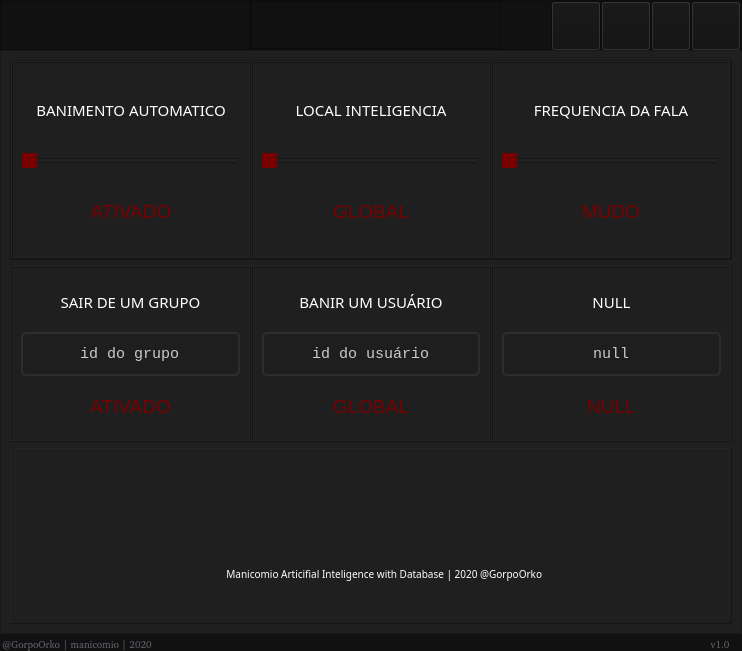
Before: the Qt Designer form mainwindow.ui in gorpoorko/Manicomio-Bot-GUI, drawn with Qt 5.
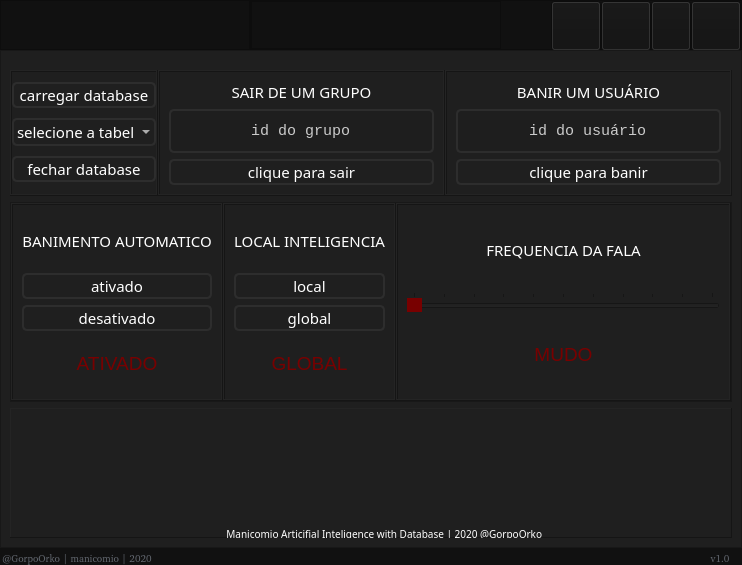
After: the same form once the commit is applied. The open tabs and pages were chosen to show the change. Icons and pictures are not drawn.

Commit message: CORREÇOES FEITAS: Removidas linhas que bugavam o ban no arquivo permanencia.py | Mensagem de aviso automatico de cadastro retirada markdown pois tava bugando, envio de arquivos via variavel "logs" | arrumado o arquivo sudos foi inserida a variavel fname para subir arquivos de backup corretamente para o dropbox | CODIGO FOI TODO REDUZIDO PARA PODER COMPORTAR UM BOM CARREGAMENTO DE TODOS PLUGINS

Diff of the .ui file:
```diff
--- a/mainwindow.ui
+++ b/mainwindow.ui
@@ -10,7 +10,7 @@
     <x>0</x>
     <y>0</y>
     <width>726</width>
-    <height>651</height>
+    <height>565</height>
    </rect>
   </property>
   <property name="windowTitle">
@@ -1701,6 +1701,309 @@
          </widget>
          <widget class="QWidget" name="pagina_configuracoes">
           <layout class="QVBoxLayout" name="verticalLayout_27">
+           <item>
+            <widget class="QFrame" name="frame_extras_configuracoes">
+             <property name="maximumSize">
+              <size>
+               <width>16777215</width>
+               <height>200</height>
+              </size>
+             </property>
+             <property name="frameShape">
+              <enum>QFrame::NoFrame</enum>
+             </property>
+             <property name="frameShadow">
+              <enum>QFrame::Raised</enum>
+             </property>
+             <layout class="QHBoxLayout" name="horizontalLayout_27">
+              <property name="spacing">
+               <number>0</number>
+              </property>
+              <property name="leftMargin">
+               <number>0</number>
+              </property>
+              <property name="topMargin">
+               <number>10</number>
+              </property>
+              <property name="rightMargin">
+               <number>0</number>
+              </property>
+              <property name="bottomMargin">
+               <number>0</number>
+              </property>
+              <item>
+               <widget class="QFrame" name="frame_frequencia_configuracoes">
+                <property name="frameShape">
+                 <enum>QFrame::Box</enum>
+                </property>
+                <property name="frameShadow">
+                 <enum>QFrame::Raised</enum>
+                </property>
+                <layout class="QVBoxLayout" name="verticalLayout_12">
+                 <property name="spacing">
+                  <number>0</number>
+                 </property>
+                 <property name="leftMargin">
+                  <number>0</number>
+                 </property>
+                 <property name="topMargin">
+                  <number>0</number>
+                 </property>
+                 <property name="rightMargin">
+                  <number>0</number>
+                 </property>
+                 <property name="bottomMargin">
+                  <number>0</number>
+                 </property>
+                 <item>
+                  <widget class="QPushButton" name="botao_carregar_database_configuracoes">
+                   <property name="styleSheet">
+                    <string notr="true">QPushButton {
+	background-color:transparent;
+	background-repeat: no-repeat;
+	background-position: center;
+	border: 2px solid rgb(45,45,45);
+border-radius: 5px;
+	color: rgb(255, 255, 255);
+	font: 15px SegoeUIl, bold;
+}
+QPushButton:hover {
+	background-color: rgb(120,0,0);
+}
+QPushButton:pressed {
+	background-color: rgb(120,0,0);
+}</string>
+                   </property>
+                   <property name="text">
+                    <string>carregar database</string>
+                   </property>
+                  </widget>
+                 </item>
+                 <item>
+                  <widget class="QComboBox" name="comboBox_configuracoes">
+                   <property name="styleSheet">
+                    <string notr="true">QComboBox {
+background-color:transparent;
+	background-repeat: no-repeat;
+	background-position: center;
+	border: 2px solid rgb(45,45,45);
+border-radius: 5px;
+	color: rgb(255, 255, 255);
+	font: 15px SegoeUIl, bold;
+}
+QComboBox:hover {
+	background-color: rgb(120,0,0);
+}
+QComboBox:pressed {
+	background-color: rgb(120,0,0);
+}</string>
+                   </property>
+                   <item>
+                    <property name="text">
+                     <string>selecione a tabela</string>
+                    </property>
+                   </item>
+                  </widget>
+                 </item>
+                 <item>
+                  <widget class="QPushButton" name="botao_fechar_database_configuracoes">
+                   <property name="styleSheet">
+                    <string notr="true">QPushButton {
+	background-color:transparent;
+	background-repeat: no-repeat;
+	background-position: center;
+	border: 2px solid rgb(45,45,45);
+border-radius: 5px;
+	color: rgb(255, 255, 255);
+	font: 15px SegoeUIl, bold;
+}
+QPushButton:hover {
+	background-color: rgb(120,0,0);
+}
+QPushButton:pressed {
+	background-color: rgb(120,0,0);
+}</string>
+                   </property>
+                   <property name="text">
+                    <string>fechar database</string>
+                   </property>
+                  </widget>
+                 </item>
+                </layout>
+               </widget>
+              </item>
+              <item>
+               <widget class="QFrame" name="frame_banimento_automatico_2">
+                <property name="styleSheet">
+                 <string notr="true"/>
+                </property>
+                <property name="frameShape">
+                 <enum>QFrame::Box</enum>
+                </property>
+                <property name="frameShadow">
+                 <enum>QFrame::Raised</enum>
+                </property>
+                <layout class="QVBoxLayout" name="verticalLayout_32">
+                 <item>
+                  <widget class="QLabel" name="label_banimento_automatico_2">
+                   <property name="styleSheet">
+                    <string notr="true">color: rgb(255, 255, 255);
+	font: 15px SegoeUIl, bold;</string>
+                   </property>
+                   <property name="text">
+                    <string>SAIR DE UM GRUPO</string>
+                   </property>
+                   <property name="alignment">
+                    <set>Qt::AlignCenter</set>
+                   </property>
+                  </widget>
+                 </item>
+                 <item>
+                  <widget class="QLineEdit" name="id_manual_configuracoes">
+                   <property name="styleSheet">
+                    <string notr="true">QLineEdit{
+border: 2px solid rgb(45,45,45);
+border-radius: 5px;
+padding: 10px;
+background-color: rgb(30,30,30);
+	color: rgb(203, 203, 203);
+font: 15px Courier New;
+}
+QLineEdit:hover{
+border: 2px solid rgb(55,55,55);
+}
+QLineEdit:focus{
+border: 2px solid  rgb(120,0,0);
+	color: rgb(120,0,0);
+}</string>
+                   </property>
+                   <property name="text">
+                    <string>id do grupo</string>
+                   </property>
+                   <property name="alignment">
+                    <set>Qt::AlignCenter</set>
+                   </property>
+                  </widget>
+                 </item>
+                 <item>
+                  <widget class="QPushButton" name="botao_sair_grupo">
+                   <property name="minimumSize">
+                    <size>
+                     <width>0</width>
+                     <height>20</height>
+                    </size>
+                   </property>
+                   <property name="styleSheet">
+                    <string notr="true">QPushButton {
+	background-color:transparent;
+	background-repeat: no-repeat;
+	background-position: center;
+	border: 2px solid rgb(45,45,45);
+border-radius: 5px;
+	color: rgb(255, 255, 255);
+	font: 15px SegoeUIl, bold;
+}
+QPushButton:hover {
+	background-color: rgb(120,0,0);
+}
+QPushButton:pressed {
+	background-color: rgb(120,0,0);
+}</string>
+                   </property>
+                   <property name="text">
+                    <string>clique para sair</string>
+                   </property>
+                  </widget>
+                 </item>
+                </layout>
+               </widget>
+              </item>
+              <item>
+               <widget class="QFrame" name="frame_6">
+                <property name="frameShape">
+                 <enum>QFrame::Box</enum>
+                </property>
+                <property name="frameShadow">
+                 <enum>QFrame::Raised</enum>
+                </property>
+                <layout class="QVBoxLayout" name="verticalLayout_33">
+                 <item>
+                  <widget class="QLabel" name="label_local_inteligencia_2">
+                   <property name="styleSheet">
+                    <string notr="true">color: rgb(255, 255, 255);
+	font: 15px SegoeUIl, bold;</string>
+                   </property>
+                   <property name="text">
+                    <string>BANIR UM USUÁRIO</string>
+                   </property>
+                   <property name="alignment">
+                    <set>Qt::AlignCenter</set>
+                   </property>
+                  </widget>
+                 </item>
+                 <item>
+                  <widget class="QLineEdit" name="id_usuario_ban">
+                   <property name="styleSheet">
+                    <string notr="true">QLineEdit{
+border: 2px solid rgb(45,45,45);
+border-radius: 5px;
+padding: 10px;
+background-color: rgb(30,30,30);
+	color: rgb(203, 203, 203);
+font: 15px Courier New;
+}
+QLineEdit:hover{
+border: 2px solid rgb(55,55,55);
+}
+QLineEdit:focus{
+border: 2px solid  rgb(120,0,0);
+	color: rgb(120,0,0);
+}</string>
+                   </property>
+                   <property name="text">
+                    <string>id do usuário</string>
+                   </property>
+                   <property name="alignment">
+                    <set>Qt::AlignCenter</set>
+                   </property>
+                  </widget>
+                 </item>
+                 <item>
+                  <widget class="QPushButton" name="botao_banir_usuario">
+                   <property name="minimumSize">
+                    <size>
+                     <width>0</width>
+                     <height>20</height>
+                    </size>
+                   </property>
+                   <property name="styleSheet">
+                    <string notr="true">QPushButton {
+	background-color:transparent;
+	background-repeat: no-repeat;
+	background-position: center;
+	border: 2px solid rgb(45,45,45);
+border-radius: 5px;
+	color: rgb(255, 255, 255);
+	font: 15px SegoeUIl, bold;
+}
+QPushButton:hover {
+	background-color: rgb(120,0,0);
+}
+QPushButton:pressed {
+	background-color: rgb(120,0,0);
+}</string>
+                   </property>
+                   <property name="text">
+                    <string>clique para banir</string>
+                   </property>
+                  </widget>
+                 </item>
+                </layout>
+               </widget>
+              </item>
+             </layout>
+            </widget>
+           </item>
            <item>
             <widget class="QFrame" name="frame_configuracoes">
              <property name="minimumSize">
@@ -1764,12 +2067,62 @@
                   </widget>
                  </item>
                  <item>
-                  <widget class="QSlider" name="slider_banimento_automatico">
+                  <widget class="QPushButton" name="botao_ativa_banimento">
+                   <property name="minimumSize">
+                    <size>
+                     <width>0</width>
+                     <height>20</height>
+                    </size>
+                   </property>
                    <property name="styleSheet">
-                    <string notr="true">QSlider::handle:horizontal {background-color: rgb(120,0,0);}</string>
+                    <string notr="true">QPushButton {
+	background-color:transparent;
+	background-repeat: no-repeat;
+	background-position: center;
+	border: 2px solid rgb(45,45,45);
+border-radius: 5px;
+	color: rgb(255, 255, 255);
+	font: 15px SegoeUIl, bold;
+}
+QPushButton:hover {
+	background-color: rgb(120,0,0);
+}
+QPushButton:pressed {
+	background-color: rgb(120,0,0);
+}</string>
                    </property>
-                   <property name="orientation">
-                    <enum>Qt::Horizontal</enum>
+                   <property name="text">
+                    <string>ativado</string>
+                   </property>
+                  </widget>
+                 </item>
+                 <item>
+                  <widget class="QPushButton" name="botao_desativa_banimento">
+                   <property name="minimumSize">
+                    <size>
+                     <width>0</width>
+                     <height>20</height>
+                    </size>
+                   </property>
+                   <property name="styleSheet">
+                    <string notr="true">QPushButton {
+	background-color:transparent;
+	background-repeat: no-repeat;
+	background-position: center;
+	border: 2px solid rgb(45,45,45);
+border-radius: 5px;
+	color: rgb(255, 255, 255);
+	font: 15px SegoeUIl, bold;
+}
+QPushButton:hover {
+	background-color: rgb(120,0,0);
+}
+QPushButton:pressed {
+	background-color: rgb(120,0,0);
+}</string>
+                   </property>
+                   <property name="text">
+                    <string>desativado</string>
                    </property>
                   </widget>
                  </item>
@@ -1819,12 +2172,56 @@
                   </widget>
                  </item>
                  <item>
-                  <widget class="QSlider" name="slider_local_inteligencia">
+                  <widget class="QPushButton" name="botao_inteligencia_local">
                    <property name="styleSheet">
-                    <string notr="true">QSlider::handle:horizontal {background-color: rgb(120,0,0);}</string>
+                    <string notr="true">QPushButton {
+	background-color:transparent;
+	background-repeat: no-repeat;
+	background-position: center;
+	border: 2px solid rgb(45,45,45);
+border-radius: 5px;
+	color: rgb(255, 255, 255);
+	font: 15px SegoeUIl, bold;
+}
+QPushButton:hover {
+	background-color: rgb(120,0,0);
+}
+QPushButton:pressed {
+	background-color: rgb(120,0,0);
+}</string>
                    </property>
-                   <property name="orientation">
-                    <enum>Qt::Horizontal</enum>
+                   <property name="text">
+                    <string>local</string>
+                   </property>
+                  </widget>
+                 </item>
+                 <item>
+                  <widget class="QPushButton" name="botao_inteligencia_global">
+                   <property name="minimumSize">
+                    <size>
+                     <width>0</width>
+                     <height>20</height>
+                    </size>
+                   </property>
+                   <property name="styleSheet">
+                    <string notr="true">QPushButton {
+	background-color:transparent;
+	background-repeat: no-repeat;
+	background-position: center;
+	border: 2px solid rgb(45,45,45);
+border-radius: 5px;
+	color: rgb(255, 255, 255);
+	font: 15px SegoeUIl, bold;
+}
+QPushButton:hover {
+	background-color: rgb(120,0,0);
+}
+QPushButton:pressed {
+	background-color: rgb(120,0,0);
+}</string>
+                   </property>
+                   <property name="text">
+                    <string>global</string>
                    </property>
                   </widget>
                  </item>
@@ -1878,9 +2275,21 @@
                    <property name="styleSheet">
                     <string notr="true">QSlider::handle:horizontal {background-color: rgb(120,0,0);}</string>
                    </property>
+                   <property name="maximum">
+                    <number>10</number>
+                   </property>
+                   <property name="pageStep">
+                    <number>1</number>
+                   </property>
                    <property name="orientation">
                     <enum>Qt::Horizontal</enum>
                    </property>
+                   <property name="invertedAppearance">
+                    <bool>false</bool>
+                   </property>
+                   <property name="tickPosition">
+                    <enum>QSlider::TicksAbove</enum>
+                   </property>
                   </widget>
                  </item>
                  <item>
@@ -1908,258 +2317,6 @@
              </layout>
             </widget>
            </item>
-           <item>
-            <widget class="QFrame" name="frame_extras_configuracoes">
-             <property name="maximumSize">
-              <size>
-               <width>16777215</width>
-               <height>200</height>
-              </size>
-             </property>
-             <property name="frameShape">
-              <enum>QFrame::NoFrame</enum>
-             </property>
-             <property name="frameShadow">
-              <enum>QFrame::Raised</enum>
-             </property>
-             <layout class="QHBoxLayout" name="horizontalLayout_27">
-              <property name="spacing">
-               <number>0</number>
-              </property>
-              <property name="leftMargin">
-               <number>0</number>
-              </property>
-              <property name="topMargin">
-               <number>0</number>
-              </property>
-              <property name="rightMargin">
-               <number>0</number>
-              </property>
-              <property name="bottomMargin">
-               <number>0</number>
-              </property>
-              <item>
-               <widget class="QFrame" name="frame_banimento_automatico_2">
-                <property name="styleSheet">
-                 <string notr="true"/>
-                </property>
-                <property name="frameShape">
-                 <enum>QFrame::Box</enum>
-                </property>
-                <property name="frameShadow">
-                 <enum>QFrame::Raised</enum>
-                </property>
-                <layout class="QVBoxLayout" name="verticalLayout_32">
-                 <item>
-                  <widget class="QLabel" name="label_banimento_automatico_2">
-                   <property name="styleSheet">
-                    <string notr="true">color: rgb(255, 255, 255);
-	font: 15px SegoeUIl, bold;</string>
-                   </property>
-                   <property name="text">
-                    <string>SAIR DE UM GRUPO</string>
-                   </property>
-                   <property name="alignment">
-                    <set>Qt::AlignCenter</set>
-                   </property>
-                  </widget>
-                 </item>
-                 <item>
-                  <widget class="QLineEdit" name="lineEdit">
-                   <property name="styleSheet">
-                    <string notr="true">QLineEdit{
-border: 2px solid rgb(45,45,45);
-border-radius: 5px;
-padding: 10px;
-background-color: rgb(30,30,30);
-	color: rgb(203, 203, 203);
-font: 15px Courier New;
-}
-QLineEdit:hover{
-border: 2px solid rgb(55,55,55);
-}
-QLineEdit:focus{
-border: 2px solid  rgb(120,0,0);
-	color: rgb(120,0,0);
-}</string>
-                   </property>
-                   <property name="text">
-                    <string>id do grupo</string>
-                   </property>
-                   <property name="alignment">
-                    <set>Qt::AlignCenter</set>
-                   </property>
-                  </widget>
-                 </item>
-                 <item>
-                  <widget class="QLabel" name="aviso_banimento_automatico_2">
-                   <property name="font">
-                    <font>
-                     <family>Segoe UI</family>
-                     <pointsize>14</pointsize>
-                    </font>
-                   </property>
-                   <property name="styleSheet">
-                    <string notr="true">color: rgb(120,0,0);</string>
-                   </property>
-                   <property name="text">
-                    <string>ATIVADO</string>
-                   </property>
-                   <property name="alignment">
-                    <set>Qt::AlignCenter</set>
-                   </property>
-                  </widget>
-                 </item>
-                </layout>
-               </widget>
-              </item>
-              <item>
-               <widget class="QFrame" name="frame_6">
-                <property name="frameShape">
-                 <enum>QFrame::Box</enum>
-                </property>
-                <property name="frameShadow">
-                 <enum>QFrame::Raised</enum>
-                </property>
-                <layout class="QVBoxLayout" name="verticalLayout_33">
-                 <item>
-                  <widget class="QLabel" name="label_local_inteligencia_2">
-                   <property name="styleSheet">
-                    <string notr="true">color: rgb(255, 255, 255);
-	font: 15px SegoeUIl, bold;</string>
-                   </property>
-                   <property name="text">
-                    <string>BANIR UM USUÁRIO</string>
-                   </property>
-                   <property name="alignment">
-                    <set>Qt::AlignCenter</set>
-                   </property>
-                  </widget>
-                 </item>
-                 <item>
-                  <widget class="QLineEdit" name="lineEdit_2">
-                   <property name="styleSheet">
-                    <string notr="true">QLineEdit{
-border: 2px solid rgb(45,45,45);
-border-radius: 5px;
-padding: 10px;
-background-color: rgb(30,30,30);
-	color: rgb(203, 203, 203);
-font: 15px Courier New;
-}
-QLineEdit:hover{
-border: 2px solid rgb(55,55,55);
-}
-QLineEdit:focus{
-border: 2px solid  rgb(120,0,0);
-	color: rgb(120,0,0);
-}</string>
-                   </property>
-                   <property name="text">
-                    <string>id do usuário</string>
-                   </property>
-                   <property name="alignment">
-                    <set>Qt::AlignCenter</set>
-                   </property>
-                  </widget>
-                 </item>
-                 <item>
-                  <widget class="QLabel" name="aviso_local_inteligencia_2">
-                   <property name="font">
-                    <font>
-                     <family>Segoe UI</family>
-                     <pointsize>14</pointsize>
-                    </font>
-                   </property>
-                   <property name="styleSheet">
-                    <string notr="true">color: rgb(120,0,0);</string>
-                   </property>
-                   <property name="text">
-                    <string>GLOBAL</string>
-                   </property>
-                   <property name="alignment">
-                    <set>Qt::AlignCenter</set>
-                   </property>
-                  </widget>
-                 </item>
-                </layout>
-               </widget>
-              </item>
-              <item>
-               <widget class="QFrame" name="frame_frequencia_fala_2">
-                <property name="frameShape">
-                 <enum>QFrame::Box</enum>
-                </property>
-                <property name="frameShadow">
-                 <enum>QFrame::Raised</enum>
-                </property>
-                <layout class="QVBoxLayout" name="verticalLayout_31">
-                 <item>
-                  <widget class="QLabel" name="label_frequencia_fala_2">
-                   <property name="styleSheet">
-                    <string notr="true">color: rgb(255, 255, 255);
-	font: 15px SegoeUIl, bold;</string>
-                   </property>
-                   <property name="text">
-                    <string>NULL</string>
-                   </property>
-                   <property name="alignment">
-                    <set>Qt::AlignCenter</set>
-                   </property>
-                  </widget>
-                 </item>
-                 <item>
-                  <widget class="QLineEdit" name="lineEdit_3">
-                   <property name="styleSheet">
-                    <string notr="true">QLineEdit{
-border: 2px solid rgb(45,45,45);
-border-radius: 5px;
-padding: 10px;
-background-color: rgb(30,30,30);
-	color: rgb(203, 203, 203);
-font: 15px Courier New;
-}
-QLineEdit:hover{
-border: 2px solid rgb(55,55,55);
-}
-QLineEdit:focus{
-border: 2px solid  rgb(120,0,0);
-	color: rgb(120,0,0);
-}</string>
-                   </property>
-                   <property name="text">
-                    <string>null</string>
-                   </property>
-                   <property name="alignment">
-                    <set>Qt::AlignCenter</set>
-                   </property>
-                  </widget>
-                 </item>
-                 <item>
-                  <widget class="QLabel" name="aviso_frequencia_fala_2">
-                   <property name="font">
-                    <font>
-                     <family>Segoe UI</family>
-                     <pointsize>14</pointsize>
-                    </font>
-                   </property>
-                   <property name="styleSheet">
-                    <string notr="true">color: rgb(120,0,0);</string>
-                   </property>
-                   <property name="text">
-                    <string>NULL</string>
-                   </property>
-                   <property name="alignment">
-                    <set>Qt::AlignCenter</set>
-                   </property>
-                  </widget>
-                 </item>
-                </layout>
-               </widget>
-              </item>
-             </layout>
-            </widget>
-           </item>
            <item>
             <widget class="QFrame" name="frame">
              <property name="frameShape">
@@ -2201,6 +2358,12 @@
               <property name="styleSheet">
                <string notr="true">image: url(:/logo_telegram/program_functions/images//telegram_logo.png);</string>
               </property>
+              <property name="frameShape">
+               <enum>QFrame::NoFrame</enum>
+              </property>
+              <property name="frameShadow">
+               <enum>QFrame::Raised</enum>
+              </property>
               <property name="text">
                <string/>
               </property>
```
Left out of the diff: 350 changed lines with no effect on the pictures. The commit also changes 6 other files.
